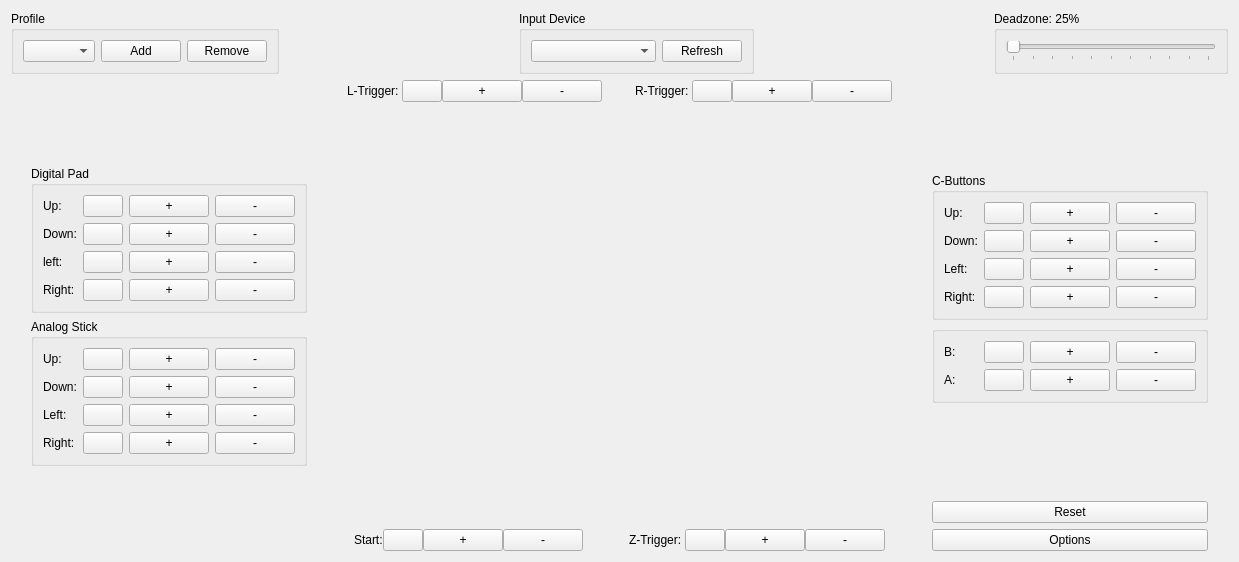
Qt form Source/RMG-Input/UserInterface/Widget/ControllerWidget.ui (Rosalie241/RMG) before a commit.
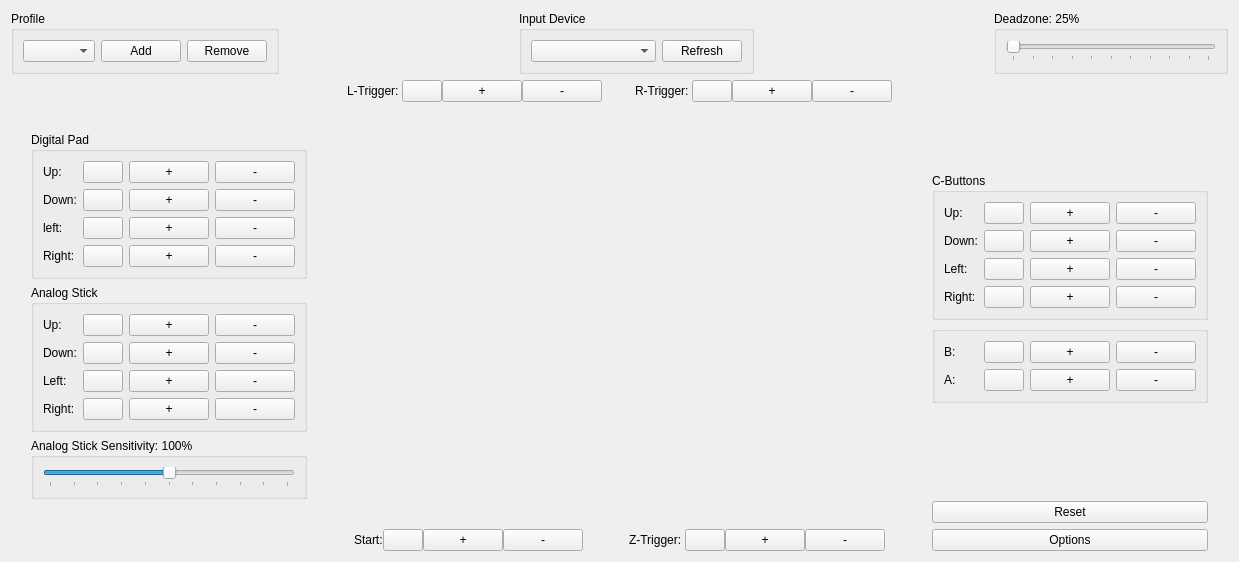
The same form after that commit. Custom widgets are drawn as their Qt base class.

Commit message: RMG-Input: implement "Analog Stick Sensitivity"

The edit to the form file:
```diff
--- a/Source/RMG-Input/UserInterface/Widget/ControllerWidget.ui
+++ b/Source/RMG-Input/UserInterface/Widget/ControllerWidget.ui
@@ -601,6 +601,43 @@
          </layout>
         </widget>
        </item>
+       <item>
+        <widget class="QGroupBox" name="analogStickSensitivityGroupBox">
+         <property name="title">
+          <string>Analog Stick Sensitivity: 100%</string>
+         </property>
+         <layout class="QVBoxLayout" name="verticalLayout_15">
+          <item>
+           <widget class="QSlider" name="analogStickSensitivitySlider">
+            <property name="sizePolicy">
+             <sizepolicy hsizetype="Preferred" vsizetype="Preferred">
+              <horstretch>0</horstretch>
+              <verstretch>0</verstretch>
+             </sizepolicy>
+            </property>
+            <property name="minimum">
+             <number>25</number>
+            </property>
+            <property name="maximum">
+             <number>175</number>
+            </property>
+            <property name="value">
+             <number>100</number>
+            </property>
+            <property name="orientation">
+             <enum>Qt::Horizontal</enum>
+            </property>
+            <property name="tickPosition">
+             <enum>QSlider::TicksBelow</enum>
+            </property>
+            <property name="tickInterval">
+             <number>15</number>
+            </property>
+           </widget>
+          </item>
+         </layout>
+        </widget>
+       </item>
        <item>
         <spacer name="verticalSpacer_2">
          <property name="orientation">
```
The commit also changes 7 other files.
